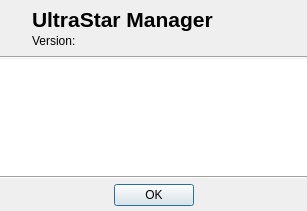
Before: the Qt Designer form uman/src/QUAboutDialog.ui in UltraStar-Deluxe/UltraStar-Manager, drawn with Qt 5.
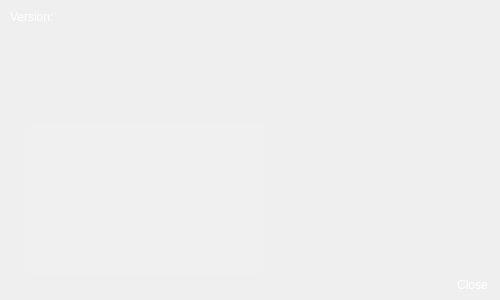
After: the same form once the commit is applied. Icons and pictures are not drawn.

Commit message: - ribbon bar completed - small fix with mediaplayer labels - bigger tag order dialog - about dialog refreshed - small fix with "resize to contents" in the song tree

The edit to the form file:
```diff
--- a/uman/src/QUAboutDialog.ui
+++ b/uman/src/QUAboutDialog.ui
@@ -1,93 +1,54 @@
 <ui version="4.0" >
  <class>QUAboutDialog</class>
- <widget class="QDialog" name="QUAboutDialog" >
-  <property name="geometry" >
+ <widget class="QDialog" name="QUAboutDialog">
+  <property name="geometry">
    <rect>
     <x>0</x>
-    <y>0</y>
-    <width>307</width>
-    <height>211</height>
+    <y>4</y>
+    <width>500</width>
+    <height>300</height>
    </rect>
   </property>
-  <property name="windowTitle" >
+  <property name="sizePolicy">
+   <sizepolicy hsizetype="Fixed" vsizetype="Fixed">
+    <horstretch>0</horstretch>
+    <verstretch>0</verstretch>
+   </sizepolicy>
+  </property>
+  <property name="windowTitle">
    <string>About</string>
   </property>
   <property name="windowIcon" >
    <iconset resource="resources/uman.qrc" >
     <normaloff>:/icons/cup.png</normaloff>:/icons/cup.png</iconset>
   </property>
-  <layout class="QVBoxLayout" name="verticalLayout_3" >
-   <property name="spacing" >
+  <property name="styleSheet">
+   <string>background-image: url(:/about_bgr.png);</string>
+  </property>
+  <layout class="QVBoxLayout" name="verticalLayout_2">
+   <property name="spacing">
     <number>0</number>
    </property>
-   <property name="margin" >
-    <number>0</number>
+   <property name="margin">
+    <number>5</number>
    </property>
    <item>
-    <layout class="QHBoxLayout" name="horizontalLayout_3" >
-     <property name="spacing" >
-      <number>20</number>
-     </property>
-     <property name="margin" >
-      <number>5</number>
-     </property>
+    <layout class="QHBoxLayout" name="horizontalLayout_3">
      <item>
-      <widget class="QLabel" name="label" >
-       <property name="sizePolicy" >
-        <sizepolicy vsizetype="Preferred" hsizetype="Fixed" >
-         <horstretch>0</horstretch>
-         <verstretch>0</verstretch>
-        </sizepolicy>
+      <layout class="QVBoxLayout" name="verticalLayout">
+       <property name="leftMargin">
+        <number>5</number>
        </property>
-       <property name="text" >
-        <string/>
+       <property name="topMargin">
+        <number>5</number>
        </property>
-       <property name="pixmap" >
-        <pixmap resource="resources/uman.qrc" >:/icons/uman72.png</pixmap>
-       </property>
-      </widget>
-     </item>
-     <item>
-      <layout class="QVBoxLayout" name="verticalLayout" >
-       <property name="spacing" >
-        <number>2</number>
-       </property>
        <item>
-        <spacer name="verticalSpacer" >
-         <property name="orientation" >
-          <enum>Qt::Vertical</enum>
+        <widget class="QLabel" name="versionLbl">
+         <property name="styleSheet">
+          <string>background-image: url();
+color: rgb(255, 255, 255);</string>
          </property>
-         <property name="sizeHint" stdset="0" >
-          <size>
-           <width>20</width>
-           <height>40</height>
-          </size>
-         </property>
-        </spacer>
-       </item>
-       <item>
-        <widget class="QLabel" name="label_2" >
-         <property name="sizePolicy" >
-          <sizepolicy vsizetype="Preferred" hsizetype="Preferred" >
-           <horstretch>0</horstretch>
-           <verstretch>0</verstretch>
-          </sizepolicy>
-         </property>
-         <property name="text" >
-          <string>&lt;!DOCTYPE HTML PUBLIC "-//W3C//DTD HTML 4.0//EN" "http://www.w3.org/TR/REC-html40/strict.dtd">
-&lt;html>&lt;head>&lt;meta name="qrichtext" content="1" />&lt;style type="text/css">
-p, li { white-space: pre-wrap; }
-&lt;/style>&lt;/head>&lt;body style=" font-family:'MS Shell Dlg 2'; font-size:8.25pt; font-weight:400; font-style:normal;">
-&lt;p style=" margin-top:0px; margin-bottom:0px; margin-left:0px; margin-right:0px; -qt-block-indent:0; text-indent:0px; font-size:8pt;">&lt;span style=" font-size:16pt; font-weight:600;">UltraStar Manager&lt;/span>&lt;/p>&lt;/body>&lt;/html></string>
-         </property>
-         <property name="alignment" >
-          <set>Qt::AlignBottom|Qt::AlignLeading|Qt::AlignLeft</set>
-         </property>
-        </widget>
-       </item>
-       <item>
-        <widget class="QLabel" name="versionLbl" >
-         <property name="text" >
+         <property name="text">
           <string>Version:</string>
          </property>
          <property name="alignment" >
@@ -96,94 +57,141 @@
         </widget>
        </item>
        <item>
-        <spacer name="verticalSpacer_2" >
-         <property name="orientation" >
+        <spacer name="verticalSpacer">
+         <property name="orientation">
           <enum>Qt::Vertical</enum>
          </property>
-         <property name="sizeHint" stdset="0" >
+         <property name="sizeType">
+          <enum>QSizePolicy::Fixed</enum>
+         </property>
+         <property name="sizeHint" stdset="0">
           <size>
            <width>20</width>
-           <height>40</height>
+           <height>80</height>
           </size>
          </property>
         </spacer>
        </item>
       </layout>
      </item>
+     <item>
+      <spacer name="horizontalSpacer_3">
+       <property name="orientation">
+        <enum>Qt::Horizontal</enum>
+       </property>
+       <property name="sizeType">
+        <enum>QSizePolicy::Expanding</enum>
+       </property>
+       <property name="sizeHint" stdset="0">
+        <size>
+         <width>308</width>
+         <height>20</height>
+        </size>
+       </property>
+      </spacer>
+     </item>
     </layout>
    </item>
    <item>
-    <widget class="Line" name="line" >
-     <property name="orientation" >
-      <enum>Qt::Horizontal</enum>
-     </property>
-    </widget>
-   </item>
-   <item>
-    <widget class="QTextBrowser" name="credits" >
-     <property name="frameShape" >
-      <enum>QFrame::NoFrame</enum>
-     </property>
-     <property name="verticalScrollBarPolicy" >
-      <enum>Qt::ScrollBarAlwaysOff</enum>
-     </property>
-     <property name="horizontalScrollBarPolicy" >
-      <enum>Qt::ScrollBarAlwaysOff</enum>
-     </property>
-     <property name="openExternalLinks" >
-      <bool>true</bool>
-     </property>
-    </widget>
-   </item>
-   <item>
-    <widget class="Line" name="line_2" >
-     <property name="orientation" >
-      <enum>Qt::Horizontal</enum>
-     </property>
-    </widget>
-   </item>
-   <item>
-    <layout class="QHBoxLayout" name="horizontalLayout" >
-     <property name="margin" >
-      <number>5</number>
-     </property>
+    <layout class="QHBoxLayout" name="horizontalLayout_2">
      <item>
-      <spacer name="horizontalSpacer" >
-       <property name="orientation" >
+      <spacer name="horizontalSpacer_4">
+       <property name="orientation">
         <enum>Qt::Horizontal</enum>
        </property>
-       <property name="sizeHint" stdset="0" >
+       <property name="sizeType">
+        <enum>QSizePolicy::Fixed</enum>
+       </property>
+       <property name="sizeHint" stdset="0">
         <size>
-         <width>40</width>
-         <height>20</height>
+         <width>20</width>
+         <height>15</height>
         </size>
        </property>
       </spacer>
      </item>
      <item>
-      <widget class="QPushButton" name="acceptBtn" >
-       <property name="text" >
-        <string>OK</string>
+      <widget class="QTextBrowser" name="credits">
+       <property name="sizePolicy">
+        <sizepolicy hsizetype="Fixed" vsizetype="Fixed">
+         <horstretch>0</horstretch>
+         <verstretch>0</verstretch>
+        </sizepolicy>
        </property>
-       <property name="icon" >
-        <iconset resource="resources/uman.qrc" >
-         <normaloff>:/marks/accept.png</normaloff>:/marks/accept.png</iconset>
+       <property name="maximumSize">
+        <size>
+         <width>240</width>
+         <height>150</height>
+        </size>
        </property>
+       <property name="styleSheet">
+        <string>background-image: url();
+background-color: rgba(255, 255, 255, 20);
+color: rgb(255, 255, 255);
+border-radius: 8px;
+padding: 10px;</string>
+       </property>
+       <property name="frameShape">
+        <enum>QFrame::NoFrame</enum>
+       </property>
+       <property name="verticalScrollBarPolicy">
+        <enum>Qt::ScrollBarAlwaysOff</enum>
+       </property>
+       <property name="horizontalScrollBarPolicy">
+        <enum>Qt::ScrollBarAlwaysOff</enum>
+       </property>
+       <property name="openExternalLinks">
+        <bool>true</bool>
+       </property>
       </widget>
      </item>
      <item>
-      <spacer name="horizontalSpacer_2" >
-       <property name="orientation" >
+      <spacer name="horizontalSpacer_2">
+       <property name="orientation">
         <enum>Qt::Horizontal</enum>
        </property>
-       <property name="sizeHint" stdset="0" >
+       <property name="sizeType">
+        <enum>QSizePolicy::Expanding</enum>
+       </property>
+       <property name="sizeHint" stdset="0">
         <size>
+         <width>138</width>
+         <height>20</height>
+        </size>
+       </property>
+      </spacer>
+     </item>
+    </layout>
+   </item>
+   <item>
+    <layout class="QHBoxLayout" name="horizontalLayout">
+     <item>
+      <spacer name="horizontalSpacer">
+       <property name="orientation">
+        <enum>Qt::Horizontal</enum>
+       </property>
+       <property name="sizeHint" stdset="0">
+        <size>
          <width>40</width>
          <height>20</height>
         </size>
        </property>
       </spacer>
      </item>
+     <item>
+      <widget class="QToolButton" name="acceptBtn">
+       <property name="styleSheet">
+        <string>color: rgb(255, 255, 255);
+background-image: url();</string>
+       </property>
+       <property name="text">
+        <string>Close</string>
+       </property>
+       <property name="autoRaise">
+        <bool>true</bool>
+       </property>
+      </widget>
+     </item>
     </layout>
    </item>
   </layout>
```
Left out of the diff: 40 changed lines with no effect on the pictures. The commit also changes 14 other files.
